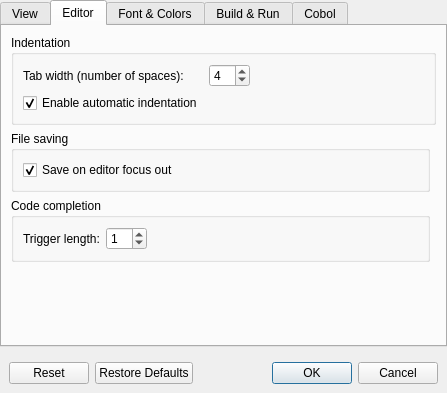
Above: forms/dlg_preferences.ui from OpenCobolIDE/OpenCobolIDE before the change. Below: the same form after it.
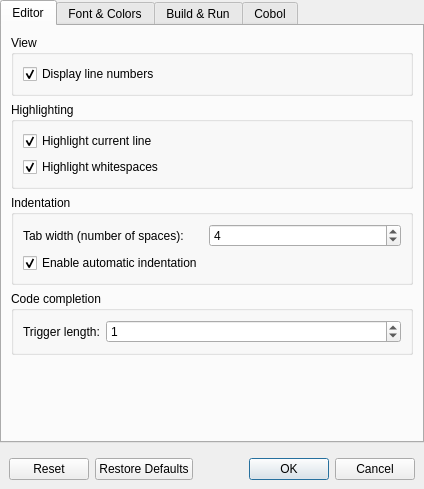
That is the form after the change. The open tabs and pages were chosen to show the change. Icons and pictures are not drawn.

Commit message:
Add preferences dialog
(most settings are working except dark style and a few build & run options)

Diff of the .ui file:
```diff
--- a/forms/dlg_preferences.ui
+++ b/forms/dlg_preferences.ui
@@ -6,8 +6,8 @@
    <rect>
     <x>0</x>
     <y>0</y>
-    <width>447</width>
-    <height>393</height>
+    <width>424</width>
+    <height>489</height>
    </rect>
   </property>
   <property name="windowTitle">
@@ -75,60 +75,28 @@
         <property name="documentMode">
          <bool>false</bool>
         </property>
-        <widget class="QWidget" name="tabView">
+        <widget class="QWidget" name="tabEditor">
          <attribute name="title">
-          <string>View</string>
+          <string>Editor</string>
          </attribute>
-         <layout class="QVBoxLayout" name="verticalLayout_2">
+         <layout class="QVBoxLayout" name="verticalLayout">
           <item>
-           <widget class="QCheckBox" name="checkBoxViewLineNumber">
-            <property name="text">
-             <string>Display line numbers</string>
+           <widget class="QGroupBox" name="groupBox_3">
+            <property name="title">
+             <string>View</string>
             </property>
-            <property name="checked">
-             <bool>true</bool>
-            </property>
-           </widget>
-          </item>
-          <item>
-           <widget class="QCheckBox" name="checkBoxViewMargins">
-            <property name="text">
-             <string>Display margins</string>
-            </property>
-            <property name="checked">
-             <bool>true</bool>
-            </property>
-           </widget>
-          </item>
-          <item>
-           <widget class="QCheckBox" name="checkBoxViewMenuBar">
-            <property name="text">
-             <string>Display Menu bar</string>
-            </property>
-           </widget>
-          </item>
-          <item>
-           <widget class="QCheckBox" name="checkBoxViewStatus">
-            <property name="text">
-             <string>Display Status bar</string>
-            </property>
-            <property name="checked">
-             <bool>true</bool>
-            </property>
-           </widget>
-          </item>
-          <item>
-           <widget class="QCheckBox" name="checkBoxViewToolBar">
-            <property name="text">
-             <string>Display Tool bar </string>
-            </property>
-           </widget>
-          </item>
-          <item>
-           <widget class="QCheckBox" name="checkBoxViewControlPanel">
-            <property name="text">
-             <string>Display control panel (compile and run button inside editor)</string>
-            </property>
+            <layout class="QFormLayout" name="formLayout_4">
+             <item row="0" column="0">
+              <widget class="QCheckBox" name="checkBoxViewLineNumber">
+               <property name="text">
+                <string>Display line numbers</string>
+               </property>
+               <property name="checked">
+                <bool>true</bool>
+               </property>
+              </widget>
+             </item>
+            </layout>
            </widget>
           </item>
           <item>
@@ -137,6 +105,9 @@
              <string>Highlighting</string>
             </property>
             <layout class="QFormLayout" name="formLayout">
+             <property name="fieldGrowthPolicy">
+              <enum>QFormLayout::AllNonFixedFieldsGrow</enum>
+             </property>
              <item row="0" column="0">
               <widget class="QCheckBox" name="checkBoxHighlightCurrentLine">
                <property name="text">
@@ -148,16 +119,6 @@
               </widget>
              </item>
              <item row="1" column="0">
-              <widget class="QCheckBox" name="checkBoxHighlightBraces">
-               <property name="text">
-                <string>Highlight matching braces</string>
-               </property>
-               <property name="checked">
-                <bool>true</bool>
-               </property>
-              </widget>
-             </item>
-             <item row="2" column="0">
               <widget class="QCheckBox" name="checkBoxHighlightWhitespaces">
                <property name="text">
                 <string>Highlight whitespaces</string>
@@ -170,17 +131,7 @@
             </layout>
            </widget>
           </item>
-         </layout>
-        </widget>
-        <widget class="QWidget" name="tabEditor">
-         <attribute name="title">
-          <string>Editor</string>
-         </attribute>
-         <layout class="QGridLayout" name="gridLayout">
-          <property name="sizeConstraint">
-           <enum>QLayout::SetDefaultConstraint</enum>
-          </property>
-          <item row="0" column="0" colspan="2">
+          <item>
            <widget class="QGroupBox" name="groupBox_2">
             <property name="title">
              <string>Indentation</string>
@@ -205,19 +156,6 @@
                  </property>
                 </widget>
                </item>
-               <item>
-                <spacer name="horizontalSpacer">
-                 <property name="orientation">
-                  <enum>Qt::Horizontal</enum>
-                 </property>
-                 <property name="sizeHint" stdset="0">
-                  <size>
-                   <width>40</width>
-                   <height>20</height>
-                  </size>
-                 </property>
-                </spacer>
-               </item>
               </layout>
              </item>
              <item row="1" column="0">
@@ -233,29 +171,7 @@
             </layout>
            </widget>
           </item>
-          <item row="1" column="0">
-           <widget class="QGroupBox" name="groupBox_3">
-            <property name="title">
-             <string>File saving</string>
-            </property>
-            <layout class="QFormLayout" name="formLayout_4">
-             <property name="fieldGrowthPolicy">
-              <enum>QFormLayout::FieldsStayAtSizeHint</enum>
-             </property>
-             <item row="0" column="0">
-              <widget class="QCheckBox" name="checkBoxEditorSaveOnFocusOut">
-               <property name="text">
-                <string>Save on editor focus out</string>
-               </property>
-               <property name="checked">
-                <bool>true</bool>
-               </property>
-              </widget>
-             </item>
-            </layout>
-           </widget>
-          </item>
-          <item row="2" column="0">
+          <item>
            <widget class="QGroupBox" name="groupBox_4">
             <property name="title">
              <string>Code completion</string>
@@ -280,25 +196,12 @@
                  </property>
                 </widget>
                </item>
-               <item>
-                <spacer name="horizontalSpacer_2">
-                 <property name="orientation">
-                  <enum>Qt::Horizontal</enum>
-                 </property>
-                 <property name="sizeHint" stdset="0">
-                  <size>
-                   <width>40</width>
-                   <height>20</height>
-                  </size>
-                 </property>
-                </spacer>
-               </item>
               </layout>
              </item>
             </layout>
            </widget>
           </item>
-          <item row="3" column="0">
+          <item>
            <spacer name="verticalSpacer">
             <property name="orientation">
              <enum>Qt::Vertical</enum>
```
Left out of the diff: 94 changed lines with no effect on the pictures. The commit also changes 9 other files.
